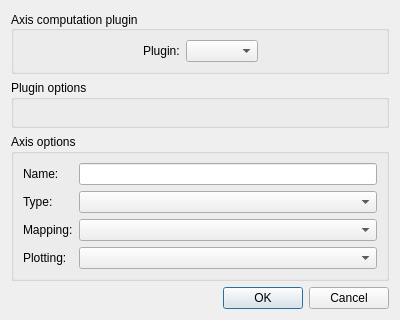
First picture: the form in gui-qt/src/PVAxisComputationDlg.ui, repository squey/squey, before the edit.
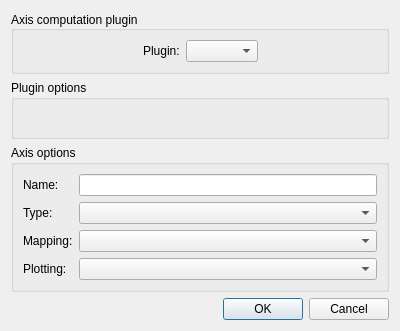
Second picture: the form after the edit. Custom widgets are drawn as their Qt base class.

```diff
--- a/gui-qt/src/PVAxisComputationDlg.ui
+++ b/gui-qt/src/PVAxisComputationDlg.ui
@@ -7,7 +7,7 @@
     <x>0</x>
     <y>0</y>
     <width>400</width>
-    <height>320</height>
+    <height>331</height>
    </rect>
   </property>
   <property name="windowTitle">
```
Left out of the diff: 6 changed lines with no effect on the pictures.
